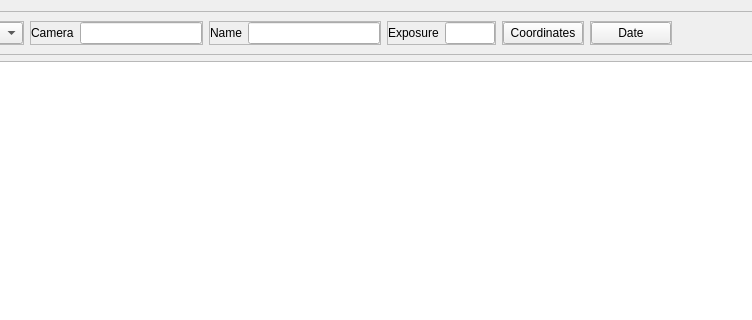
Above: astrofilemanager/ui/SearchPanel.ui from bcolyn/PhotonFinder before the change; both pictures show x 277 to 1029 and y 0 to 320 of the 1143 by 767 pixel window. Below: the same form after it.
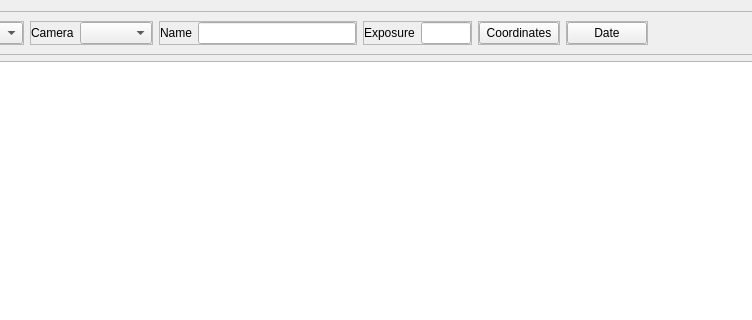
That is the form after the change.

Commit message: make camera also a combobox

What changed in the file:
```diff
--- a/astrofilemanager/ui/SearchPanel.ui
+++ b/astrofilemanager/ui/SearchPanel.ui
@@ -133,7 +133,7 @@
           </widget>
          </item>
          <item>
-          <widget class="QLineEdit" name="filter_cam_text"/>
+          <widget class="QComboBox" name="filter_cam_combo"/>
          </item>
         </layout>
        </widget>
```
The commit also changes 3 other files.
